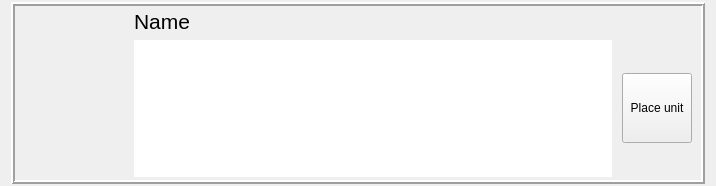
First picture: the form in OrodaelTurrim/res/ui/unitFrameWidget.ui, repository Wilson194/OrodaelTurrim, before the edit.
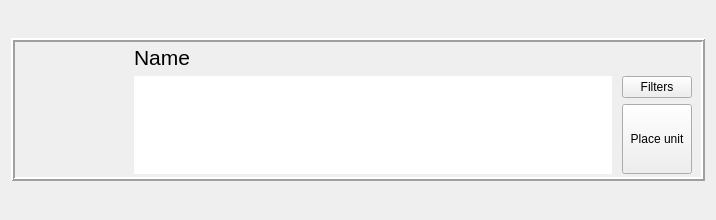
Second picture: the form after the edit.

Commit message: Implement Filter edit

Diff of the .ui file:
```diff
--- a/OrodaelTurrim/res/ui/unitFrameWidget.ui
+++ b/OrodaelTurrim/res/ui/unitFrameWidget.ui
@@ -7,7 +7,7 @@
     <x>0</x>
     <y>0</y>
     <width>716</width>
-    <height>186</height>
+    <height>220</height>
    </rect>
   </property>
   <property name="sizePolicy">
@@ -28,6 +28,12 @@
    </property>
    <item row="0" column="0">
     <widget class="QFrame" name="frame">
+     <property name="sizePolicy">
+      <sizepolicy hsizetype="Expanding" vsizetype="Maximum">
+       <horstretch>0</horstretch>
+       <verstretch>0</verstretch>
+      </sizepolicy>
+     </property>
      <property name="frameShape">
       <enum>QFrame::Box</enum>
      </property>
@@ -49,6 +55,12 @@
       </property>
       <item row="0" column="2">
        <widget class="QLabel" name="nameLabel">
+        <property name="sizePolicy">
+         <sizepolicy hsizetype="Minimum" vsizetype="Maximum">
+          <horstretch>0</horstretch>
+          <verstretch>0</verstretch>
+         </sizepolicy>
+        </property>
         <property name="font">
          <font>
           <pointsize>16</pointsize>
@@ -59,7 +71,7 @@
         </property>
        </widget>
       </item>
-      <item row="0" column="0" rowspan="2">
+      <item row="0" column="0" rowspan="3">
        <widget class="QLabel" name="imageLabel">
         <property name="minimumSize">
          <size>
@@ -81,14 +93,7 @@
         </property>
        </widget>
       </item>
-      <item row="1" column="2">
-       <widget class="QPlainTextEdit" name="infoText">
-        <property name="frameShape">
-         <enum>QFrame::NoFrame</enum>
-        </property>
-       </widget>
-      </item>
-      <item row="1" column="3">
+      <item row="2" column="3">
        <widget class="QPushButton" name="placeButton">
         <property name="sizePolicy">
          <sizepolicy hsizetype="Minimum" vsizetype="Minimum">
@@ -122,6 +127,26 @@
         </property>
        </widget>
       </item>
+      <item row="1" column="3">
+       <widget class="QPushButton" name="filtersButton">
+        <property name="maximumSize">
+         <size>
+          <width>70</width>
+          <height>16777215</height>
+         </size>
+        </property>
+        <property name="text">
+         <string>Filters</string>
+        </property>
+       </widget>
+      </item>
+      <item row="1" column="2" rowspan="2">
+       <widget class="QPlainTextEdit" name="infoText">
+        <property name="frameShape">
+         <enum>QFrame::NoFrame</enum>
+        </property>
+       </widget>
+      </item>
      </layout>
     </widget>
    </item>
```
Left out of the diff: 3 changed lines with no effect on the pictures. The commit also changes 12 other files.
